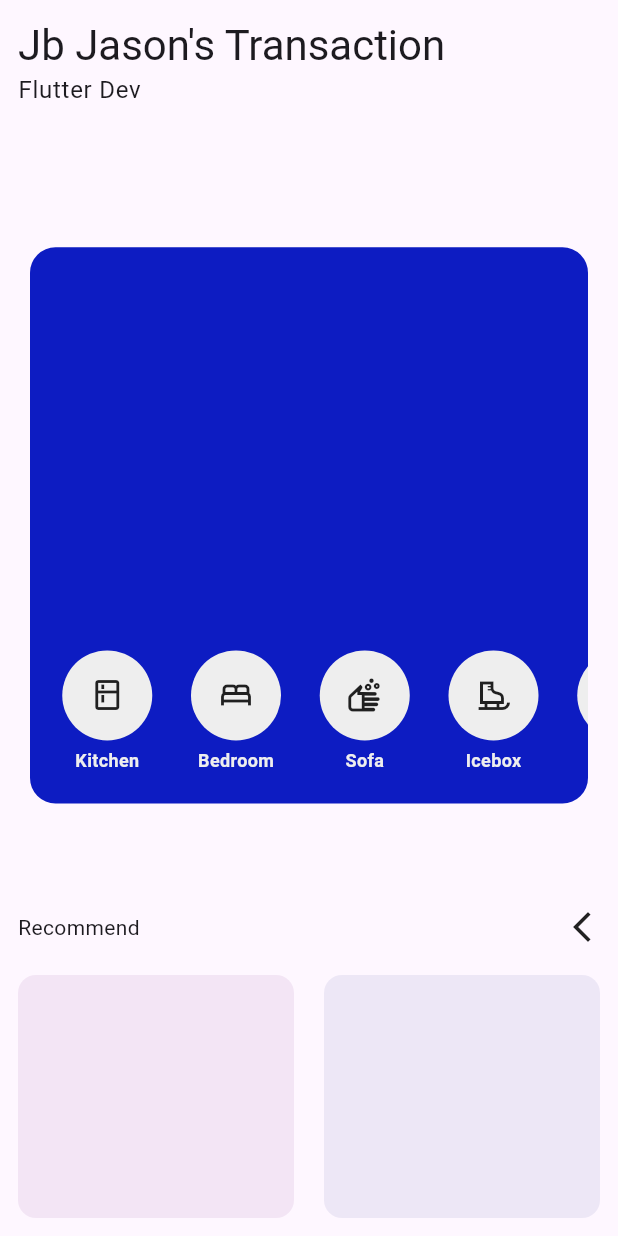
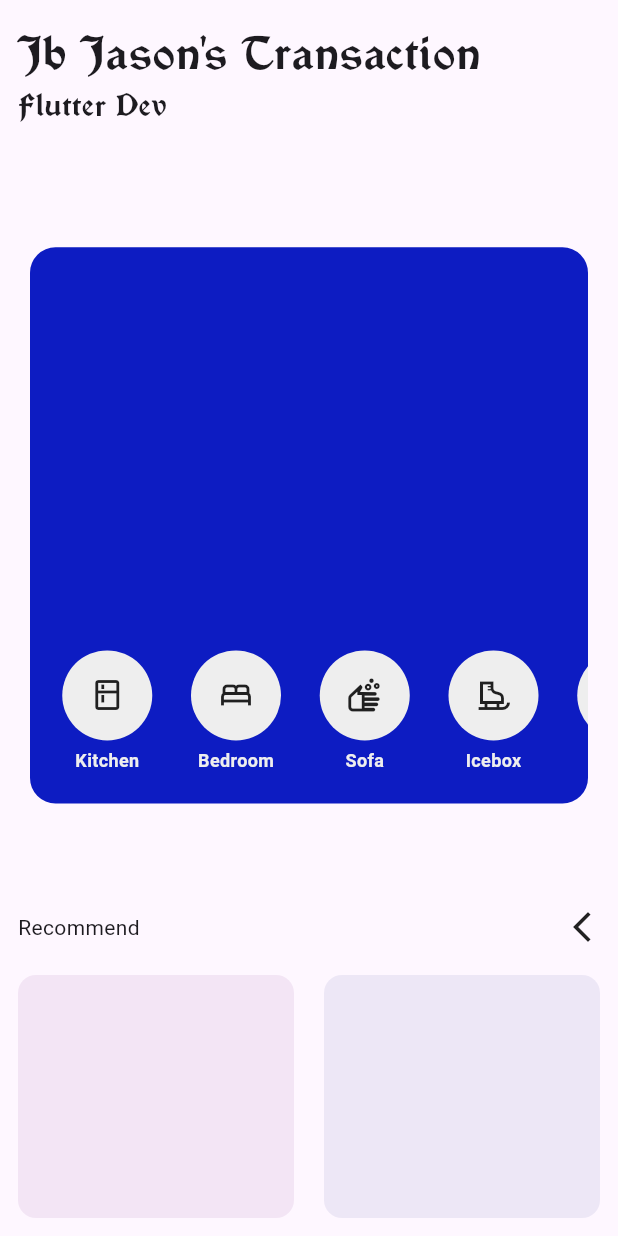
Before and after one commit to jbjason/ui_challenge_02, a Flutter app: the screen it shows after launch, on a phone screen of 412 x 824 dp. Run offline on Flutter 3.47's test engine with Material 3 defaults, Android fonts, the phone set to English and light mode, and no system bars.

Commit message:
fonts added

```diff
--- a/lib/constant/my_constant.dart
+++ b/lib/constant/my_constant.dart
@@ -1,9 +1,9 @@
 import 'package:flutter/material.dart';
 
 abstract class MyConstant {
-  static const String font1 = "assets/fonts/casab.ttf";
-  static const String font2 = "assets/fonts/script.ttf";
-  static const String font3 = "assets/fonts/vinque.ttf";
+  static const String font1 = "Casab";
+  static const String font2 = "Script";
+  static const String font3 = "Vinque";
 
   static const duration = Duration(milliseconds: 2000);
   static const List<String> circularIconTitles = [
--- a/lib/screens/home_screen.dart
+++ b/lib/screens/home_screen.dart
@@ -65,11 +65,14 @@ class _HomeScreenState extends State<HomeScreen>
                   // top texts
                   Text(
                     "Jb Jason's Transaction",
-                    style: Theme.of(context).textTheme.headlineMedium,
+                    style: TextStyle(
+                      fontSize: 30,fontFamily: "Vinque"
+                    )
                   ),
                   Text(
-                    "Flutter Dev",
-                    style: Theme.of(context).textTheme.bodyLarge,
+                    "Flutter Dev", style: TextStyle(
+                      fontSize: 20,fontFamily: "Vinque"
+                    )
                   ),
                   // spacer --> we r using spacer to but blue-box with the help of Stack()å
                   const Spacer(),
--- a/pubspec.yaml
+++ b/pubspec.yaml
@@ -40,7 +40,7 @@ flutter:
         - asset: assets/fonts/script.ttf
     - family: Vinque
       fonts:
-        - asset: assets/fonts/vinque.ttf
+        - asset: assets/fonts/vinque.otf
   #
   # For details regarding fonts from package dependencies,
   # see https://flutter.dev/to/font-from-package
```
Also changed, not shown: lib/screens/cart_screen.dart (+4 -4 lines).
